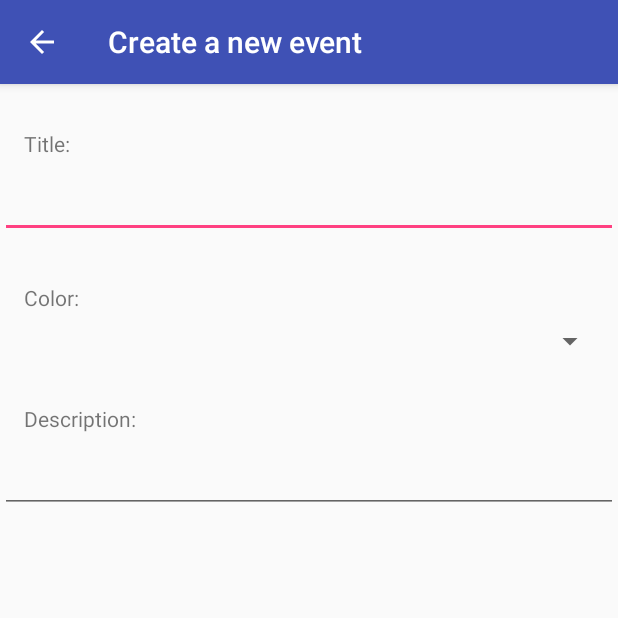
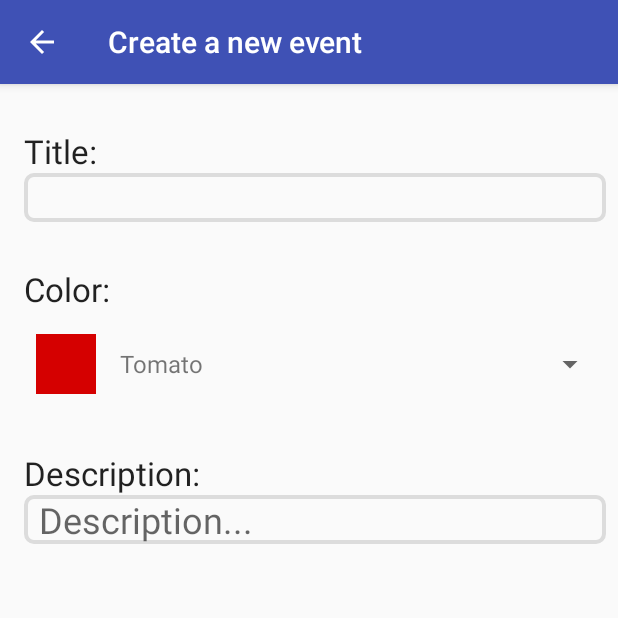
Before and after one commit to lsteamer/Calendar-Event, an Android app: the EventDetailActivity screen opened directly, with no data from a screen before it, on a phone screen of 412 x 824 dp, the top half of it. Run offline under Robolectric (Android 15) with nearby library versions, the phone set to English and light mode, and no system bars.

Commit message:
08 - Custom spinner works and retrieves information.

```diff
--- a/app/src/main/java/lsteamer/elmexicano/com/calendarmarker/EventDetailActivity.java
+++ b/app/src/main/java/lsteamer/elmexicano/com/calendarmarker/EventDetailActivity.java
@@ -1,11 +1,16 @@
 package lsteamer.elmexicano.com.calendarmarker;
 
 import android.os.Bundle;
-import android.os.PersistableBundle;
-import android.support.annotation.Nullable;
 import android.support.v7.app.AppCompatActivity;
-import android.widget.TextView;
+import android.view.View;
+import android.widget.AdapterView;
+import android.widget.Spinner;
+import android.widget.Toast;
 
+import java.util.ArrayList;
+
+import lsteamer.elmexicano.com.calendarmarker.spinner.ColorAdapter;
+import lsteamer.elmexicano.com.calendarmarker.spinner.ColorItem;
 import lsteamer.elmexicano.com.calendarmarker.utils.ColorUtil;
 
 /**
@@ -14,11 +19,38 @@ import lsteamer.elmexicano.com.calendarmarker.utils.ColorUtil;
 
 public class EventDetailActivity extends AppCompatActivity {
 
+    private ArrayList<ColorItem> mColorList;
+    private ColorAdapter mColorAdapter;
+
+
+
     @Override
     public void onCreate(Bundle savedInstanceState) {
         super.onCreate(savedInstanceState);
         setContentView(R.layout.event_detail);
 
+        mColorList = ColorUtil.initList();
+
+        Spinner colorSpinner = findViewById(R.id.color_spinner);
+
+        mColorAdapter = new ColorAdapter( this, mColorList);
+        colorSpinner.setAdapter(mColorAdapter);
+
+        colorSpinner.setOnItemSelectedListener(new AdapterView.OnItemSelectedListener(){
+
+            @Override
+            public void onItemSelected(AdapterView<?> adapterView, View view, int i, long l) {
+                ColorItem clickedColorItem = (ColorItem) adapterView.getItemAtPosition(i);
+                String clickedColorTitle = clickedColorItem.getColorTitle();
+                Toast.makeText(EventDetailActivity.this, clickedColorTitle + " selected", Toast.LENGTH_LONG).show();
+            }
+
+            @Override
+            public void onNothingSelected(AdapterView<?> adapterView) {
+
+            }
+        });
 
     }
+
 }
--- a/app/src/main/java/lsteamer/elmexicano/com/calendarmarker/EventListAdapter.java
+++ b/app/src/main/java/lsteamer/elmexicano/com/calendarmarker/EventListAdapter.java
@@ -19,7 +19,6 @@ import lsteamer.elmexicano.com.calendarmarker.utils.ColorUtil;
 public class EventListAdapter extends RecyclerView.Adapter<EventListAdapter.EventViewHolder> {
 
     private Context mContext;
-
     private Cursor mCursor;
 
 
--- /dev/null
+++ b/app/src/main/java/lsteamer/elmexicano/com/calendarmarker/spinner/ColorAdapter.java
@@ -0,0 +1,78 @@
+package lsteamer.elmexicano.com.calendarmarker.spinner;
+
+import android.content.Context;
+import android.support.annotation.NonNull;
+import android.support.annotation.Nullable;
+import android.view.LayoutInflater;
+import android.view.View;
+import android.view.ViewGroup;
+import android.widget.ArrayAdapter;
+import android.widget.TextView;
+
+import java.util.ArrayList;
+
+import lsteamer.elmexicano.com.calendarmarker.R;
+
+/**
+ * Class that will give us a custom spinner. With two TextViews.
+ * One showing a color and one showing the color's Title.
+ */
+
+public class ColorAdapter extends ArrayAdapter<ColorItem> {
+
+    //Constructor for the Color Adapter
+    public ColorAdapter(Context context, ArrayList<ColorItem> colorList){
+        super(context, 0, colorList);
+    }
+
+
+    //getView and getDropDownView methods.
+    //Both call the initView method down below
+
+    @NonNull
+    @Override
+    public View getView(int position, @Nullable View convertView, @NonNull ViewGroup parent) {
+        return initView(position, convertView, parent);
+    }
+
+    @Override
+    public View getDropDownView(int position, @Nullable View convertView, @NonNull ViewGroup parent) {
+        return initView(position, convertView, parent);
+    }
+
+
+
+    //Initialize the view (Both the same for the Dropdown as for the Spinner)
+    private View initView(int position, View convertView, ViewGroup parent){
+
+        //If the view is not created, inflate it.
+        if(convertView == null){
+            convertView = LayoutInflater.from(getContext()).inflate(
+                    R.layout.color_spinner_item,
+                    parent,
+                    false
+            );
+        }
+
+        //We get the references to the TextView in the layout
+        TextView colorText = convertView.findViewById(R.id.color_text_view);
+        TextView titleText = convertView.findViewById(R.id.title_text_view);
+
+        //Reference to the current item
+        ColorItem currentItem = getItem(position);
+
+        //if the current Item is not null
+        if(currentItem != null){
+
+            //Set the color and the Title.
+            colorText.setBackgroundColor(currentItem.getColorCode());
+            titleText.setText(currentItem.getColorTitle());
+        }
+
+        //We return the View
+        return convertView;
+    }
+
+
+
+}
--- /dev/null
+++ b/app/src/main/java/lsteamer/elmexicano/com/calendarmarker/spinner/ColorItem.java
@@ -0,0 +1,27 @@
+package lsteamer.elmexicano.com.calendarmarker.spinner;
+
+/**
+ * Single Item
+ * holder Class
+ */
+
+
+public class ColorItem {
+
+    private String mColorTitle;
+    private int mColorCode;
+
+    public ColorItem(String colorTitle, int colorCode){
+        mColorCode = colorCode;
+        mColorTitle = colorTitle;
+    }
+
+    public String getColorTitle(){
+        return mColorTitle;
+    }
+
+    public int getColorCode(){
+        return mColorCode;
+    }
+
+}
--- a/app/src/main/java/lsteamer/elmexicano/com/calendarmarker/utils/ColorUtil.java
+++ b/app/src/main/java/lsteamer/elmexicano/com/calendarmarker/utils/ColorUtil.java
@@ -1,4 +1,8 @@
 package lsteamer.elmexicano.com.calendarmarker.utils;
+
+import java.util.ArrayList;
+
+import lsteamer.elmexicano.com.calendarmarker.spinner.ColorItem;
 
 /**
  * Created by lsteamer on 28/02/2018.
@@ -6,6 +10,9 @@ package lsteamer.elmexicano.com.calendarmarker.utils;
 
 public class ColorUtil {
 
+
+
+    //Static method that returns the Color title given the position.
     public static String getColorName(int color){
 
         switch (color){
@@ -39,6 +46,7 @@ public class ColorUtil {
 
     }
 
+    //Static method that returns the Color code in HEX Integer given the position
     public static int getColorHexInt(int color){
 
         switch (color){
@@ -71,4 +79,20 @@ public class ColorUtil {
         }
     }
 
+
+
+
+    //Static Method that returns the Array List with Both Color and
+    public static ArrayList<ColorItem> initList(){
+
+        ArrayList<ColorItem> colorStaticArrayList = new ArrayList<>();
+        for(int counter=1; counter<=12; counter++){
+            colorStaticArrayList.add(new ColorItem(ColorUtil.getColorName(counter), ColorUtil.getColorHexInt(counter)));
+        }
+
+
+        return colorStaticArrayList;
+    }
+
+
 }
--- /dev/null
+++ b/app/src/main/res/drawable/rectangle_text.xml
@@ -0,0 +1,8 @@
+<shape xmlns:android="http://schemas.android.com/apk/res/android"
+    android:shape="rectangle">
+    <solid android:color="#00000000" />
+    <stroke android:width="2.5dp"
+        android:color="#DCDCDC" />
+    <corners
+        android:radius="5dp"/>
+</shape>
--- a/app/src/main/res/layout/color_spinner_item.xml
+++ b/app/src/main/res/layout/color_spinner_item.xml
@@ -5,9 +5,8 @@
     android:gravity="center_vertical"
     android:orientation="horizontal">
 
-
     <TextView
-        android:id="@+id/color_spinner_text_view"
+        android:id="@+id/color_text_view"
         android:layout_marginLeft="16dp"
         android:layout_width="40dp"
         android:layout_height="40dp"
@@ -18,7 +17,7 @@
         android:text=""/>
 
     <TextView
-        android:id="@+id/title_spinner_text_view"
+        android:id="@+id/title_text_view"
         android:layout_width="0dp"
         android:layout_height="wrap_content"
         android:layout_marginLeft="16dp"
--- a/app/src/main/res/layout/event_detail.xml
+++ b/app/src/main/res/layout/event_detail.xml
@@ -14,14 +14,20 @@
         android:layout_marginStart="16dp"
         android:layout_marginTop="30dp"
         android:text="@string/title_string"
+        android:textAppearance="@style/TextAppearance.AppCompat.Large"
         app:layout_constraintLeft_toLeftOf="parent"
         app:layout_constraintTop_toTopOf="parent"  />
 
     <EditText
         android:id="@+id/title_edit_text"
-        android:layout_width="match_parent"
+        android:layout_width="0dp"
         android:layout_height="wrap_content"
+        android:background="@drawable/rectangle_text"
+        android:layout_marginEnd="8dp"
+        android:paddingLeft="10dp"
         app:layout_constraintTop_toBottomOf="@+id/title_view"
+        app:layout_constraintLeft_toLeftOf="@+id/title_view"
+        app:layout_constraintRight_toRightOf="parent"
         android:contentDescription="@string/title_description_string"
         android:textAppearance="@style/TextAppearance.AppCompat.Headline" />
 
@@ -33,6 +39,7 @@
         android:layout_marginStart="16dp"
         android:layout_marginTop="30dp"
         android:text="@string/color_string"
+        android:textAppearance="@style/TextAppearance.AppCompat.Large"
         app:layout_constraintTop_toBottomOf="@+id/title_edit_text"
         app:layout_constraintLeft_toLeftOf="parent" />
 
@@ -44,7 +51,7 @@
         android:layout_marginRight="8dp"
         android:layout_marginStart="8dp"
         android:layout_marginTop="7dp"
-        app:layout_constraintLeft_toLeftOf="@+id/color_view"
+        app:layout_constraintLeft_toLeftOf="parent"
         app:layout_constraintRight_toRightOf="parent"
         app:layout_constraintTop_toBottomOf="@+id/color_view" />
 
@@ -56,15 +63,26 @@
         android:layout_marginStart="16dp"
         android:layout_marginTop="30dp"
         android:text="@string/description_string"
+        android:textAppearance="@style/TextAppearance.AppCompat.Large"
         app:layout_constraintTop_toBottomOf="@+id/color_spinner"
         app:layout_constraintLeft_toLeftOf="parent" />
 
     <EditText
         android:id="@+id/description_edit_text"
-        android:layout_width="match_parent"
+        android:layout_width="0dp"
         android:layout_height="wrap_content"
+        android:layout_weight="1"
+        android:inputType="textCapSentences|textMultiLine"
+        android:maxLength="2000"
+        android:maxLines="4"
+        android:background="@drawable/rectangle_text"
+        android:layout_marginEnd="8dp"
+        android:paddingLeft="10dp"
         app:layout_constraintTop_toBottomOf="@+id/description_view"
+        app:layout_constraintLeft_toLeftOf="@+id/description_view"
+        app:layout_constraintRight_toRightOf="parent"
         android:contentDescription="@string/description_description_string"
+        android:hint="@string/description_description_string"
         android:textAppearance="@style/TextAppearance.AppCompat.Headline" />
 
 </android.support.constraint.ConstraintLayout>
--- a/app/src/main/res/layout/event_list_item.xml
+++ b/app/src/main/res/layout/event_list_item.xml
@@ -6,26 +6,8 @@
     android:orientation="horizontal">
 
 
-    <TextView
-        android:id="@+id/color_text_view"
-        android:layout_marginLeft="16dp"
-        android:layout_width="40dp"
-        android:layout_height="40dp"
-        android:layout_gravity="center"
-        android:fontFamily="sans-serif"
-        android:gravity="center"
-        android:textSize="16sp"
-        android:text=""/>
+    <include layout="@layout/color_spinner_item"/>
 
-    <TextView
-        android:id="@+id/title_text_view"
-        android:layout_width="0dp"
-        android:layout_height="wrap_content"
-        android:layout_marginLeft="16dp"
-        android:layout_weight="1"
-        android:fontFamily="sans-serif"
-        android:textSize="16sp"
-        android:text="Name"/>
 
 
 </LinearLayout>
```
